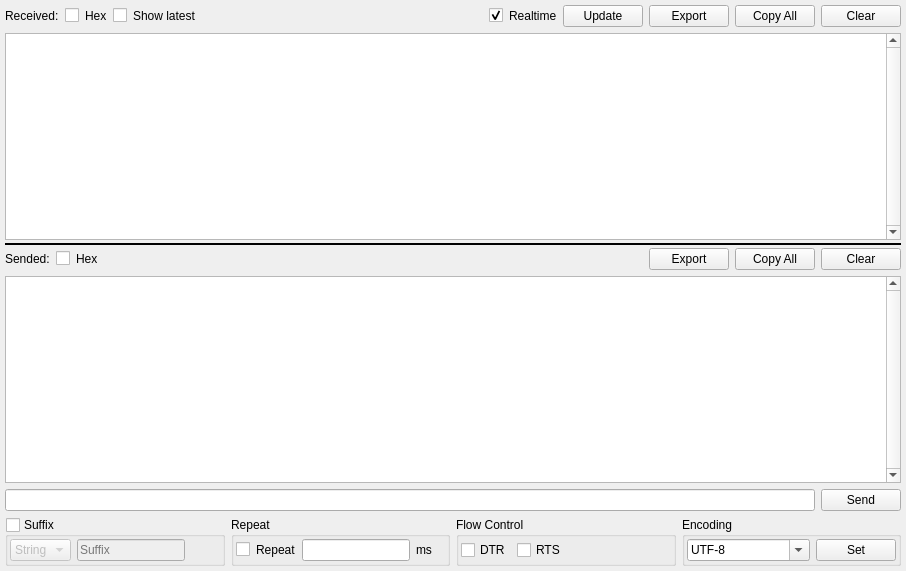
Qt form src/ui/datatab.ui (wh201906/SerialTest) before a commit.
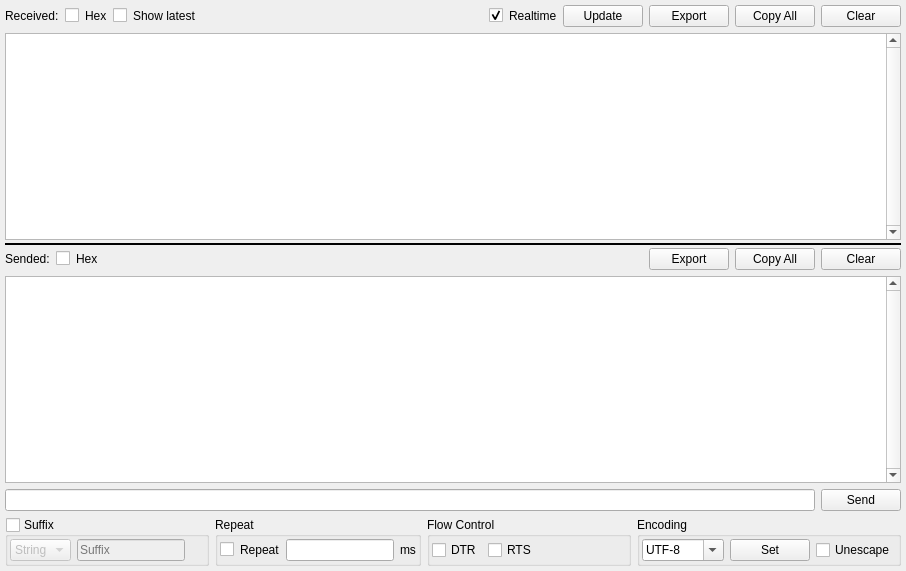
The same form after that commit.

Commit message: Unescape support

Patch:
```diff
--- a/src/ui/datatab.ui
+++ b/src/ui/datatab.ui
@@ -495,6 +495,13 @@
           </property>
          </widget>
         </item>
+        <item>
+         <widget class="QCheckBox" name="data_unescapeBox">
+          <property name="text">
+           <string>Unescape</string>
+          </property>
+         </widget>
+        </item>
        </layout>
       </widget>
      </item>
```
The commit also changes 6 other files.
